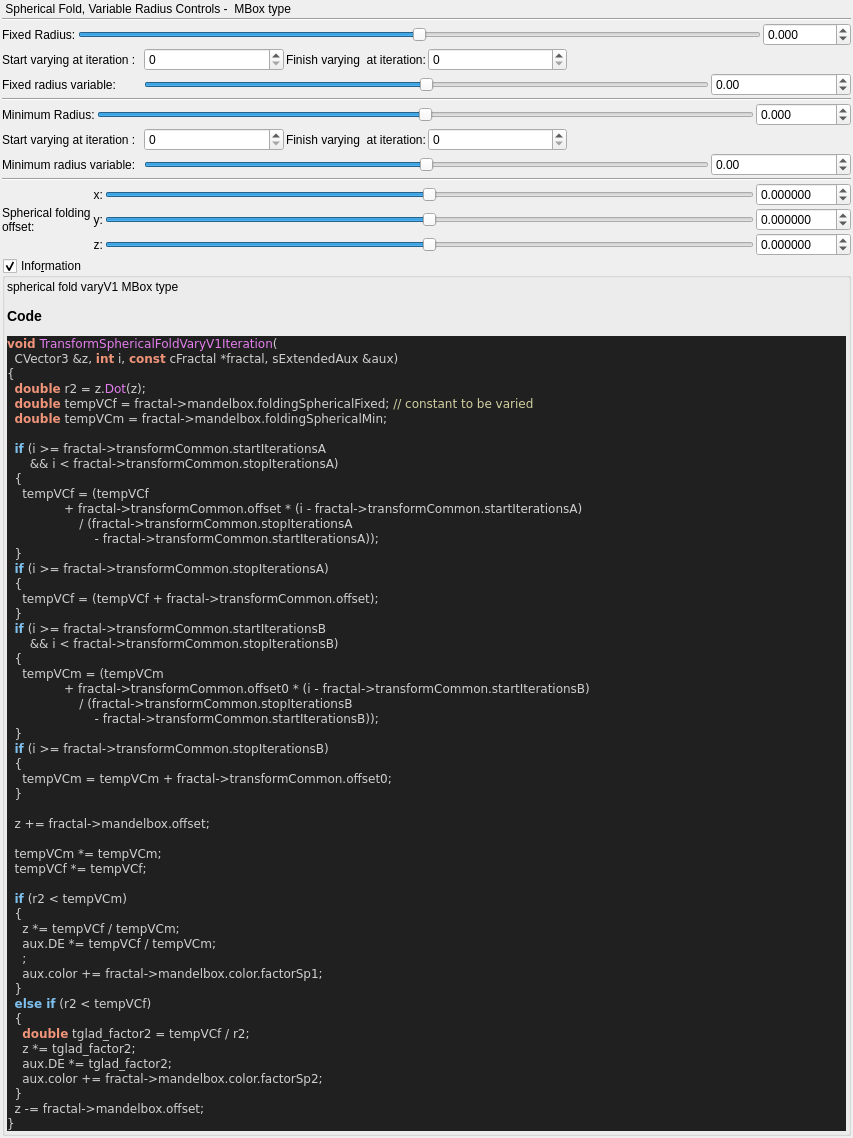
Above: mandelbulber2/qt_data/fractal_transf_spherical_fold_varyV1.ui from buddhi1980/mandelbulber2 before the change. Below: the same form after it.
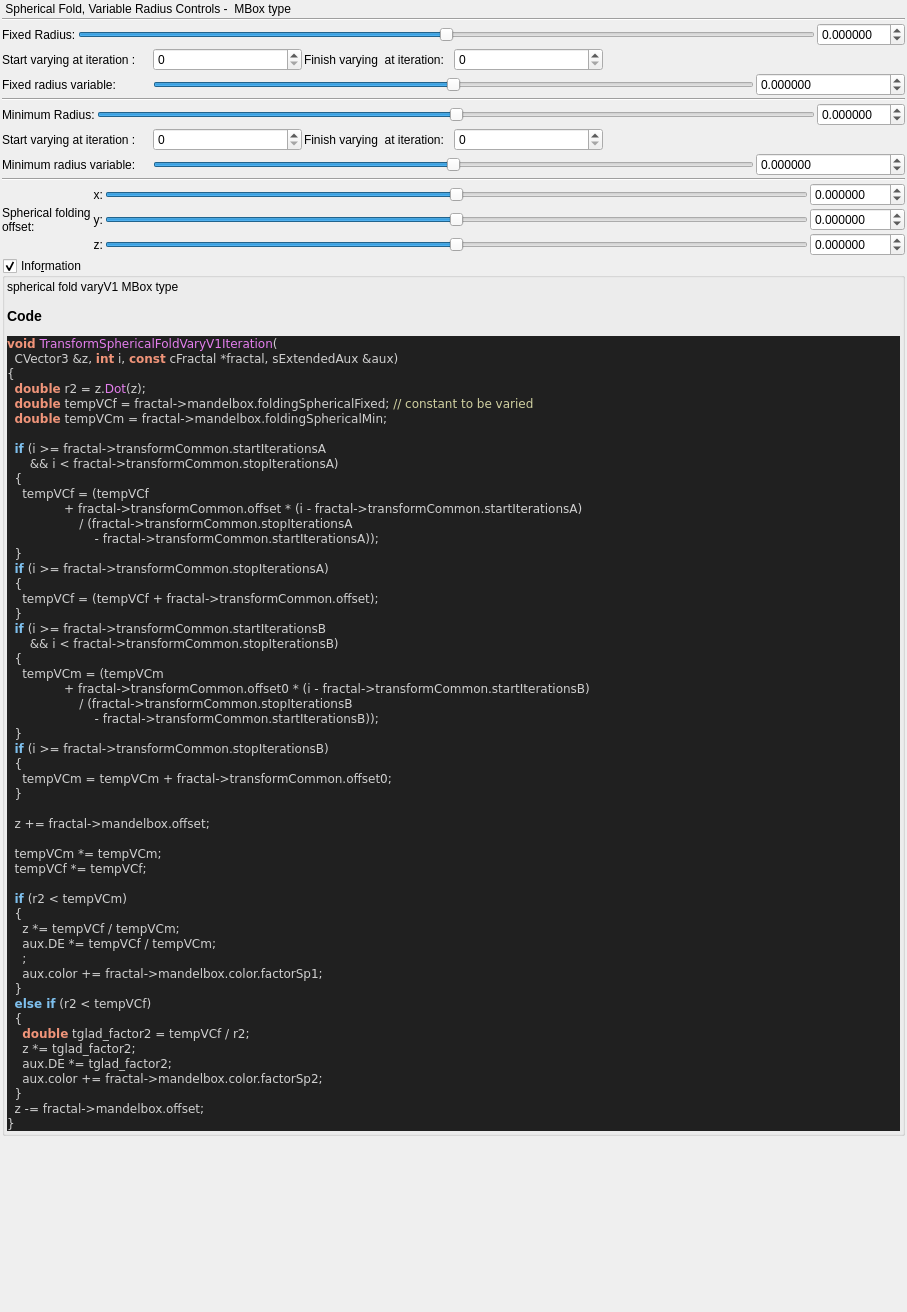
That is the form after the change. Custom widgets are drawn as their Qt base class.

```diff
--- a/mandelbulber2/qt_data/fractal_transf_spherical_fold_varyV1.ui
+++ b/mandelbulber2/qt_data/fractal_transf_spherical_fold_varyV1.ui
@@ -6,8 +6,8 @@
    <rect>
     <x>0</x>
     <y>0</y>
-    <width>853</width>
-    <height>489</height>
+    <width>907</width>
+    <height>1312</height>
    </rect>
   </property>
   <property name="windowTitle">
@@ -67,13 +67,13 @@
         <string/>
        </property>
        <property name="decimals">
-        <number>3</number>
+        <number>6</number>
        </property>
        <property name="minimum">
-        <double>-36000.000000000000000</double>
+        <double>-99.989999999999995</double>
        </property>
        <property name="maximum">
-        <double>36000.000000000000000</double>
+        <double>99.989999999999995</double>
        </property>
        <property name="singleStep">
         <double>0.100000000000000</double>
@@ -89,10 +89,10 @@
         </sizepolicy>
        </property>
        <property name="minimum">
-        <number>-18000</number>
+        <number>-5000000</number>
        </property>
        <property name="maximum">
-        <number>18000</number>
+        <number>5000000</number>
        </property>
        <property name="value">
         <number>0</number>
@@ -134,13 +134,13 @@
         <string/>
        </property>
        <property name="decimals">
-        <number>2</number>
+        <number>6</number>
        </property>
        <property name="minimum">
-        <double>-1000.000000000000000</double>
+        <double>-99.989999999999995</double>
        </property>
        <property name="maximum">
-        <double>1000.000000000000000</double>
+        <double>99.989999999999995</double>
        </property>
        <property name="singleStep">
         <double>0.100000000000000</double>
@@ -209,10 +209,10 @@
         </sizepolicy>
        </property>
        <property name="minimum">
-        <number>-18000</number>
+        <number>-5000000</number>
        </property>
        <property name="maximum">
-        <number>18000</number>
+        <number>5000000</number>
        </property>
        <property name="value">
         <number>0</number>
@@ -252,10 +252,10 @@
         </sizepolicy>
        </property>
        <property name="minimum">
-        <number>-18000</number>
+        <number>-5000000</number>
        </property>
        <property name="maximum">
-        <number>18000</number>
+        <number>5000000</number>
        </property>
        <property name="value">
         <number>0</number>
@@ -283,13 +283,13 @@
         <string/>
        </property>
        <property name="decimals">
-        <number>3</number>
+        <number>6</number>
        </property>
        <property name="minimum">
-        <double>-360000.000000000000000</double>
+        <double>-99.989999999999995</double>
        </property>
        <property name="maximum">
-        <double>360000.000000000000000</double>
+        <double>99.989999999999995</double>
        </property>
        <property name="singleStep">
         <double>0.100000000000000</double>
@@ -331,13 +331,13 @@
         <string/>
        </property>
        <property name="decimals">
-        <number>2</number>
+        <number>6</number>
        </property>
        <property name="minimum">
-        <double>-1000.000000000000000</double>
+        <double>-99.989999999999995</double>
        </property>
        <property name="maximum">
-        <double>1000.000000000000000</double>
+        <double>99.989999999999995</double>
        </property>
        <property name="singleStep">
         <double>0.100000000000000</double>
@@ -360,10 +360,10 @@
         </sizepolicy>
        </property>
        <property name="minimum">
-        <number>-18000</number>
+        <number>-5000000</number>
        </property>
        <property name="maximum">
-        <number>18000</number>
+        <number>5000000</number>
        </property>
        <property name="value">
         <number>0</number>
@@ -535,10 +535,10 @@
         </sizepolicy>
        </property>
        <property name="minimum">
-        <number>-1000000</number>
+        <number>-5000000</number>
        </property>
        <property name="maximum">
-        <number>1000000</number>
+        <number>5000000</number>
        </property>
        <property name="singleStep">
         <number>1</number>
@@ -585,10 +585,10 @@
         </sizepolicy>
        </property>
        <property name="minimum">
-        <number>-1000000</number>
+        <number>-5000000</number>
        </property>
        <property name="maximum">
-        <number>1000000</number>
+        <number>5000000</number>
        </property>
        <property name="singleStep">
         <number>1</number>
@@ -623,10 +623,10 @@
         </sizepolicy>
        </property>
        <property name="minimum">
-        <number>-1000000</number>
+        <number>-5000000</number>
        </property>
        <property name="maximum">
-        <number>1000000</number>
+        <number>5000000</number>
        </property>
        <property name="singleStep">
         <number>1</number>
```
